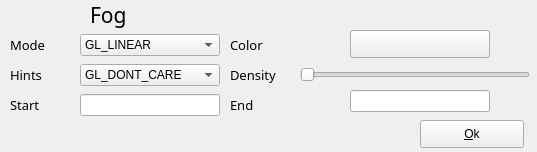
Qt form src/cpp/plantgl/gui/base/interface/fogwidget.ui (openalea/plantgl) before a commit.
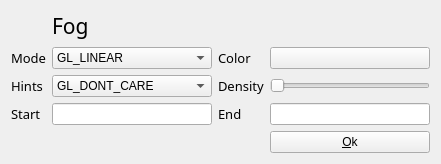
The same form after that commit.

```diff
--- a/src/cpp/plantgl/gui/base/interface/fogwidget.ui
+++ b/src/cpp/plantgl/gui/base/interface/fogwidget.ui
@@ -1,27 +1,21 @@
 <ui version="4.0" >
  <class>FogWidget</class>
- <widget class="QWidget" name="FogWidget" >
-  <property name="geometry" >
+ <widget class="QWidget" name="FogWidget">
+  <property name="geometry">
    <rect>
     <x>0</x>
     <y>0</y>
-    <width>537</width>
-    <height>152</height>
+    <width>441</width>
+    <height>153</height>
    </rect>
   </property>
   <property name="windowTitle" >
    <string>Form1</string>
   </property>
-  <widget class="QLabel" name="FogLabel" >
-   <property name="geometry" >
-    <rect>
-     <x>90</x>
-     <y>0</y>
-     <width>130</width>
-     <height>30</height>
-    </rect>
-   </property>
-   <property name="font" >
+  <layout class="QGridLayout" name="gridLayout">
+   <item row="0" column="1">
+    <widget class="QLabel" name="FogLabel">
+     <property name="font">
     <font>
      <family>adobe-courier</family>
      <pointsize>16</pointsize>
@@ -34,140 +28,27 @@
     <bool>false</bool>
    </property>
   </widget>
-  <widget class="QLabel" name="StartLabel" >
-   <property name="geometry" >
-    <rect>
-     <x>10</x>
-     <y>90</y>
-     <width>70</width>
-     <height>30</height>
-    </rect>
-   </property>
-   <property name="font" >
+   </item>
+   <item row="1" column="0">
+    <widget class="QLabel" name="ModeLabel">
+     <property name="font">
     <font>
      <family>adobe-courier</family>
      <pointsize>10</pointsize>
     </font>
    </property>
-   <property name="text" >
-    <string>Start</string>
-   </property>
-   <property name="wordWrap" >
-    <bool>false</bool>
-   </property>
-  </widget>
-  <widget class="QLabel" name="HintsLabel" >
-   <property name="geometry" >
-    <rect>
-     <x>10</x>
-     <y>60</y>
-     <width>70</width>
-     <height>30</height>
-    </rect>
-   </property>
-   <property name="font" >
-    <font>
-     <family>adobe-courier</family>
-     <pointsize>10</pointsize>
-    </font>
-   </property>
-   <property name="text" >
-    <string>Hints</string>
-   </property>
-   <property name="wordWrap" >
-    <bool>false</bool>
-   </property>
-  </widget>
-  <widget class="QLabel" name="ModeLabel" >
-   <property name="geometry" >
-    <rect>
-     <x>10</x>
-     <y>30</y>
-     <width>70</width>
-     <height>30</height>
-    </rect>
-   </property>
-   <property name="font" >
-    <font>
-     <family>adobe-courier</family>
-     <pointsize>10</pointsize>
-    </font>
-   </property>
-   <property name="text" >
+     <property name="text">
     <string>Mode</string>
    </property>
    <property name="wordWrap" >
     <bool>false</bool>
    </property>
   </widget>
-  <widget class="QComboBox" name="HintsCombo" >
-   <property name="geometry" >
-    <rect>
-     <x>80</x>
-     <y>64</y>
-     <width>140</width>
-     <height>22</height>
-    </rect>
-   </property>
-   <item>
-    <property name="text" >
-     <string>GL_DONT_CARE</string>
-    </property>
    </item>
+   <item row="1" column="1">
+    <widget class="QComboBox" name="ModeCombo">
    <item>
-    <property name="text" >
-     <string>GL_FASTEST</string>
-    </property>
-   </item>
-   <item>
-    <property name="text" >
-     <string>GL_NICEST</string>
-    </property>
-   </item>
-  </widget>
-  <widget class="QLineEdit" name="StartEdit" >
-   <property name="geometry" >
-    <rect>
-     <x>80</x>
-     <y>94</y>
-     <width>140</width>
-     <height>22</height>
-    </rect>
-   </property>
-  </widget>
-  <widget class="QLabel" name="ColorLabel" >
-   <property name="geometry" >
-    <rect>
-     <x>230</x>
-     <y>30</y>
-     <width>70</width>
-     <height>30</height>
-    </rect>
-   </property>
-   <property name="font" >
-    <font>
-     <family>adobe-courier</family>
-     <pointsize>10</pointsize>
-    </font>
-   </property>
-   <property name="text" >
-    <string>Color</string>
-   </property>
-   <property name="wordWrap" >
-    <bool>false</bool>
-   </property>
-  </widget>
-  <widget class="QComboBox" name="ModeCombo" >
-   <property name="geometry" >
-    <rect>
-     <x>80</x>
-     <y>34</y>
-     <width>140</width>
-     <height>22</height>
-    </rect>
-   </property>
-   <item>
-    <property name="text" >
+      <property name="text">
      <string>GL_LINEAR</string>
     </property>
    </item>
@@ -182,38 +63,84 @@
     </property>
    </item>
   </widget>
-  <widget class="QLabel" name="DensityLabel" >
-   <property name="geometry" >
-    <rect>
-     <x>230</x>
-     <y>60</y>
-     <width>70</width>
-     <height>30</height>
-    </rect>
-   </property>
-   <property name="font" >
+   </item>
+   <item row="1" column="2">
+    <widget class="QLabel" name="ColorLabel">
+     <property name="font">
+      <font>
+       <family>adobe-courier</family>
+       <pointsize>10</pointsize>
+      </font>
+     </property>
+     <property name="text">
+      <string>Color</string>
+     </property>
+     <property name="wordWrap">
+      <bool>false</bool>
+     </property>
+    </widget>
+   </item>
+   <item row="1" column="3">
+    <widget class="QPushButton" name="ColorButton">
+     <property name="text">
+      <string/>
+     </property>
+    </widget>
+   </item>
+   <item row="2" column="0">
+    <widget class="QLabel" name="HintsLabel">
+     <property name="font">
     <font>
      <family>adobe-courier</family>
      <pointsize>10</pointsize>
     </font>
    </property>
-   <property name="text" >
+     <property name="text">
+      <string>Hints</string>
+     </property>
+     <property name="wordWrap">
+      <bool>false</bool>
+     </property>
+    </widget>
+   </item>
+   <item row="2" column="1">
+    <widget class="QComboBox" name="HintsCombo">
+     <item>
+      <property name="text">
+       <string>GL_DONT_CARE</string>
+      </property>
+     </item>
+     <item>
+      <property name="text">
+       <string>GL_FASTEST</string>
+      </property>
+     </item>
+     <item>
+      <property name="text">
+       <string>GL_NICEST</string>
+      </property>
+     </item>
+    </widget>
+   </item>
+   <item row="2" column="2">
+    <widget class="QLabel" name="DensityLabel">
+     <property name="font">
+      <font>
+       <family>adobe-courier</family>
+       <pointsize>10</pointsize>
+      </font>
+     </property>
+     <property name="text">
     <string>Density</string>
    </property>
    <property name="wordWrap" >
     <bool>false</bool>
    </property>
   </widget>
-  <widget class="QSlider" name="DensitySlider" >
-   <property name="geometry" >
-    <rect>
-     <x>300</x>
-     <y>65</y>
-     <width>230</width>
-     <height>20</height>
-    </rect>
-   </property>
-   <property name="minimum" >
+   </item>
+   <item row="2" column="3">
+    <widget class="QSlider" name="DensitySlider">
+     <property name="minimum">
     <number>1</number>
    </property>
    <property name="maximum" >
@@ -223,16 +150,29 @@
     <enum>Qt::Horizontal</enum>
    </property>
   </widget>
-  <widget class="QLabel" name="EndLabel" >
-   <property name="geometry" >
-    <rect>
-     <x>230</x>
-     <y>90</y>
-     <width>70</width>
-     <height>30</height>
-    </rect>
-   </property>
-   <property name="font" >
+   </item>
+   <item row="3" column="0">
+    <widget class="QLabel" name="StartLabel">
+     <property name="font">
+      <font>
+       <family>adobe-courier</family>
+       <pointsize>10</pointsize>
+      </font>
+     </property>
+     <property name="text">
+      <string>Start</string>
+     </property>
+     <property name="wordWrap">
+      <bool>false</bool>
+     </property>
+    </widget>
+   </item>
+   <item row="3" column="1">
+    <widget class="QLineEdit" name="StartEdit"/>
+   </item>
+   <item row="3" column="2">
+    <widget class="QLabel" name="EndLabel">
+     <property name="font">
     <font>
      <family>adobe-courier</family>
      <pointsize>10</pointsize>
@@ -245,42 +185,18 @@
     <bool>false</bool>
    </property>
   </widget>
-  <widget class="QLineEdit" name="EndEdit" >
-   <property name="geometry" >
-    <rect>
-     <x>350</x>
-     <y>90</y>
-     <width>140</width>
-     <height>22</height>
-    </rect>
-   </property>
-  </widget>
-  <widget class="QPushButton" name="ColorButton" >
-   <property name="geometry" >
-    <rect>
-     <x>350</x>
-     <y>30</y>
-     <width>140</width>
-     <height>28</height>
-    </rect>
-   </property>
-   <property name="text" >
-    <string/>
-   </property>
-  </widget>
-  <widget class="QPushButton" name="OkButton" >
-   <property name="geometry" >
-    <rect>
-     <x>420</x>
-     <y>120</y>
-     <width>104</width>
-     <height>28</height>
-    </rect>
-   </property>
-   <property name="text" >
+   </item>
+   <item row="3" column="3">
+    <widget class="QLineEdit" name="EndEdit"/>
+   </item>
+   <item row="4" column="3">
+    <widget class="QPushButton" name="OkButton">
+     <property name="text">
     <string>&amp;Ok</string>
    </property>
   </widget>
+   </item>
+  </layout>
  </widget>
  <pixmapfunction>qPixmapFromMimeSource</pixmapfunction>
  <resources/>
```
Left out of the diff: 25 changed lines with no effect on the pictures. Lines whose indentation alone changed are shown as unchanged.
